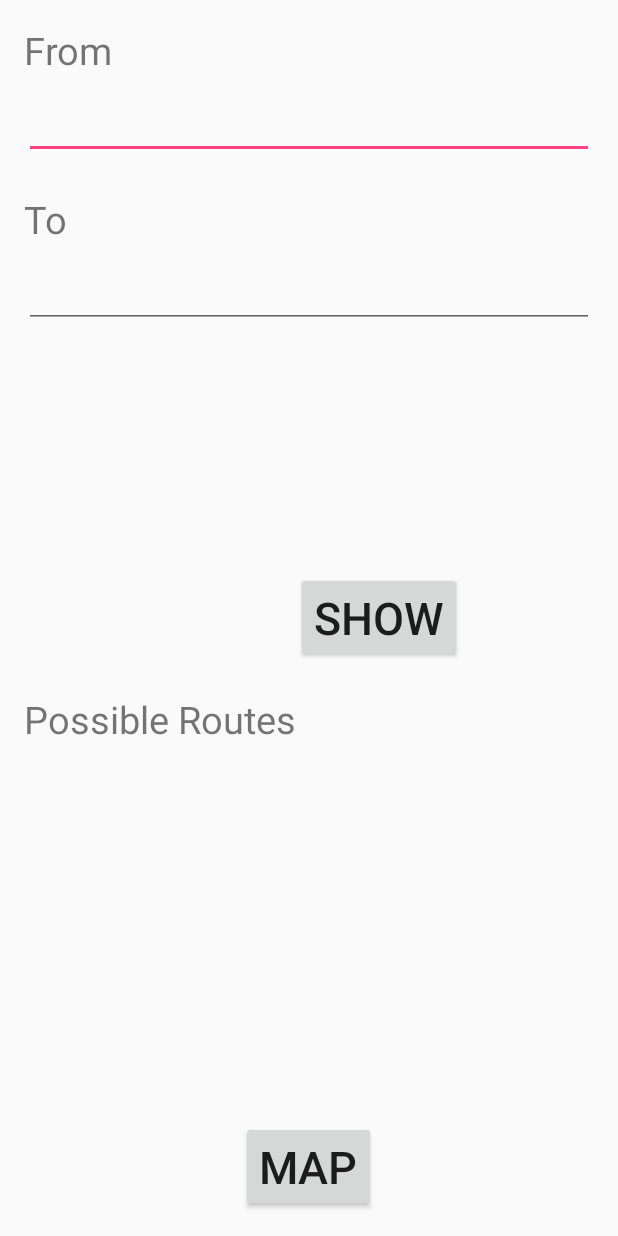
After one commit to Sandeep-777/GoogleMaps, an Android app: the layout activity_route_display.xml on its own in the app's theme, with its tools: preview values and no code run, on a phone screen of 412 x 824 dp. The commit adds this screen. Run offline under Robolectric (Android 15) with nearby library versions, the phone set to English and light mode, and no system bars.

Commit message:
offline data and query

```diff
--- a/app/src/main/AndroidManifest.xml
+++ b/app/src/main/AndroidManifest.xml
@@ -34,8 +34,8 @@
             android:name="com.google.android.geo.API_KEY"
             android:value="@string/google_maps_key" />
 
-        <activity android:name=".MapsActivity"></activity>
-        <activity android:name=".MainActivity">
+        <activity android:name=".MapsActivity" />
+        <activity android:name=".RouteDisplayActivity">
             <intent-filter>
                 <action android:name="android.intent.action.MAIN" />
 
@@ -50,6 +50,8 @@
             android:name="com.google.android.gms.version"
             android:value="@integer/google_play_services_version" />
 
+        <activity android:name=".GPSTrackingActivity" />
+        <activity android:name=".MainActivity"></activity>
     </application>
 
 </manifest>
--- /dev/null
+++ b/app/src/main/res/layout/activity_route_display.xml
@@ -0,0 +1,76 @@
+<?xml version="1.0" encoding="utf-8"?>
+<RelativeLayout xmlns:android="http://schemas.android.com/apk/res/android"
+    xmlns:tools="http://schemas.android.com/tools"
+    android:layout_width="match_parent"
+    android:layout_height="match_parent"
+    android:paddingBottom="@dimen/activity_vertical_margin"
+    android:paddingLeft="@dimen/activity_horizontal_margin"
+    android:paddingRight="@dimen/activity_horizontal_margin"
+    android:paddingTop="@dimen/activity_vertical_margin"
+    tools:context="com.sandeep.sthapit.maps.RouteDisplayActivity">
+
+    <TextView
+        android:id="@+id/tv_query_route_list"
+        android:layout_width="wrap_content"
+        android:layout_height="wrap_content"
+        android:text="Possible Routes"
+        android:textSize="25sp"
+        android:layout_below="@+id/bt_query_show"
+        android:layout_alignParentStart="true"
+        android:layout_marginTop="20dp" />
+
+    <TextView
+        android:id="@+id/tv_query_from"
+        android:layout_width="wrap_content"
+        android:layout_height="wrap_content"
+        android:layout_alignParentStart="true"
+        android:layout_alignParentTop="true"
+        android:text="From"
+        android:textSize="25sp" />
+
+    <TextView
+        android:id="@+id/tv_query_to"
+        android:layout_width="wrap_content"
+        android:layout_height="wrap_content"
+        android:layout_alignParentStart="true"
+        android:layout_below="@+id/tv_query_from"
+        android:layout_marginTop="78dp"
+        android:text="To"
+        android:textSize="25sp" />
+
+    <EditText
+        android:id="@+id/et_query_from"
+        android:layout_width="fill_parent"
+        android:layout_height="wrap_content"
+        android:layout_alignParentStart="true"
+        android:layout_below="@+id/tv_query_from"
+        android:textSize="25sp" />
+
+    <EditText
+        android:id="@+id/et_query_to"
+        android:layout_width="fill_parent"
+        android:layout_height="wrap_content"
+        android:layout_alignParentStart="true"
+        android:layout_below="@+id/tv_query_to"
+        android:textSize="25sp" />
+
+    <Button
+        android:layout_width="wrap_content"
+        android:layout_height="wrap_content"
+        android:text="SHOW"
+        android:id="@+id/bt_query_show"
+        android:textSize="30sp"
+        android:layout_centerVertical="true"
+        android:layout_toEndOf="@+id/tv_query_route_list"
+        android:onClick="show_routes"/>
+
+    <Button
+        android:layout_width="wrap_content"
+        android:layout_height="wrap_content"
+        android:text="Map"
+        android:id="@+id/button"
+        android:textSize="30sp"
+        android:onClick="go_to_map"
+        android:layout_alignParentBottom="true"
+        android:layout_centerHorizontal="true" />
+</RelativeLayout>
```
Also changed, not shown: app/src/main/java/com/sandeep/sthapit/maps/DatabaseContract.java (added, +51 -0 lines), app/src/main/java/com/sandeep/sthapit/maps/DatabaseHelper.java (added, +204 -0 lines), app/src/main/java/com/sandeep/sthapit/maps/GPSTracker.java (added, +225 -0 lines), app/src/main/java/com/sandeep/sthapit/maps/GPSTrackingActivity.java (added, +50 -0 lines), app/src/main/java/com/sandeep/sthapit/maps/MainActivity.java (+19 -1 lines), app/src/main/java/com/sandeep/sthapit/maps/RouteDisplayActivity.java (added, +74 -0 lines), app/src/main/res/layout/activity_gpstracking.xml (added, +14 -0 lines), app/src/main/res/layout/activity_main.xml (+17 -0 lines), app/src/main/assets/transport.db (added), app/src/main/assets/transport.sqlite (added).
